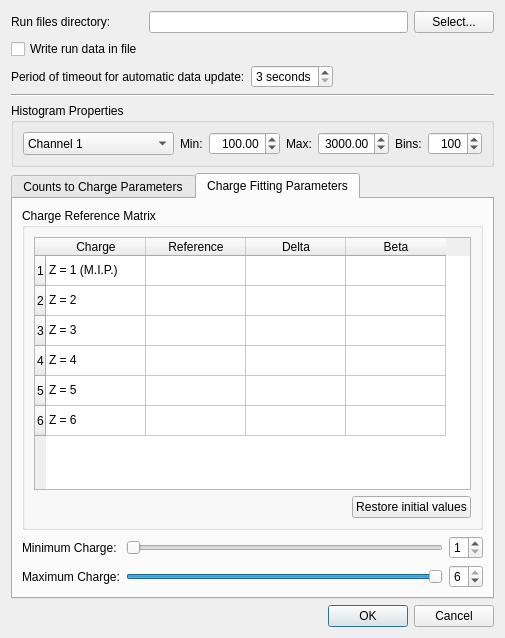
The window that settingsdialog.ui (MichaelColonel/BeamComposition-Linux) describes before a commit, drawn with Qt 5.
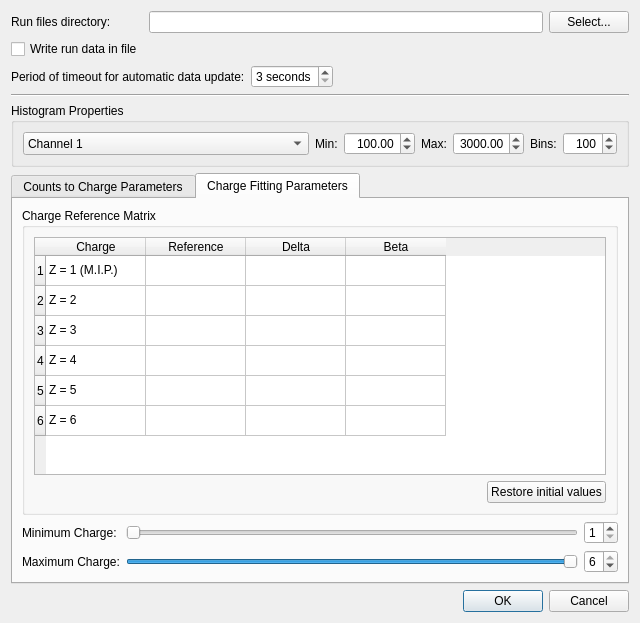
The same window after the commit. Icons and pictures are not drawn.

Patch:
```diff
--- a/settingsdialog.ui
+++ b/settingsdialog.ui
@@ -6,8 +6,8 @@
    <rect>
     <x>0</x>
     <y>0</y>
-    <width>505</width>
-    <height>638</height>
+    <width>640</width>
+    <height>623</height>
    </rect>
   </property>
   <property name="windowTitle">
```
Left out of the diff: 2 changed lines with no effect on the pictures.
